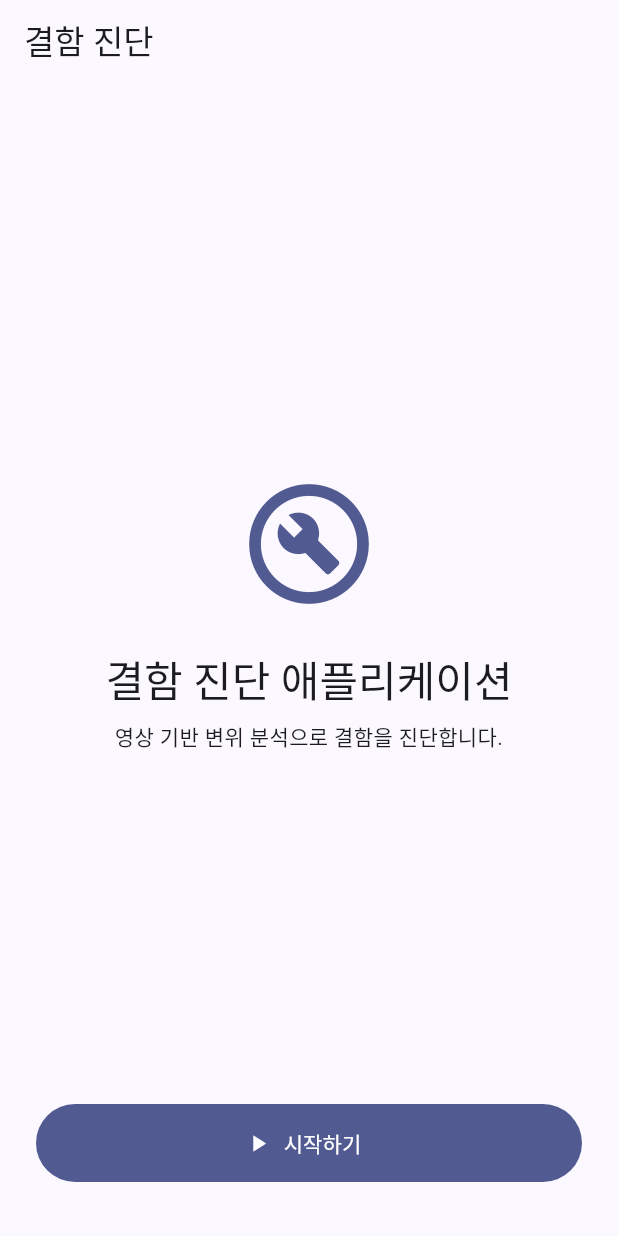
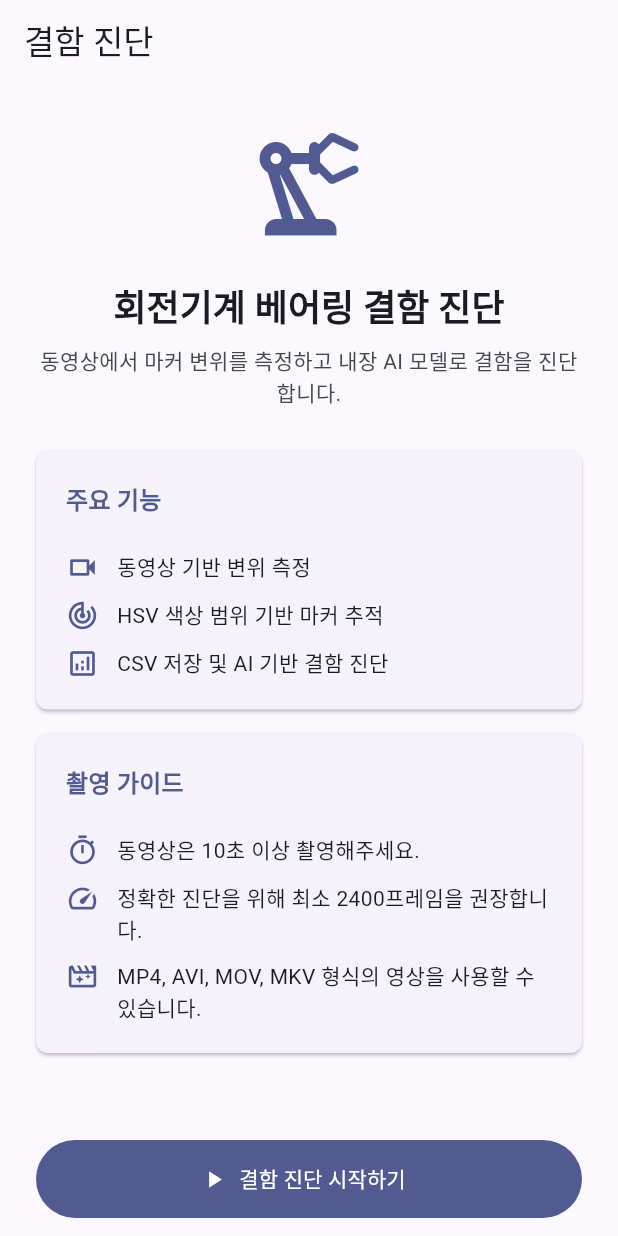
Before and after one commit to lth0422/2026_fault_diagnosis_application, a Flutter app: the screen it shows after launch, on a phone screen of 412 x 824 dp. Run offline on Flutter 3.47's test engine with Material 3 defaults, Android fonts, the phone set to English and light mode, and no system bars; our stand-ins replace file_picker, video_player; missing offline and left inert: video_thumbnail.

Commit message:
Improve Flutter start screen guidance

```diff
--- a/flutter_app/lib/pages/start_page.dart
+++ b/flutter_app/lib/pages/start_page.dart
@@ -15,33 +15,94 @@ class StartPage extends StatelessWidget {
     final theme = Theme.of(context);
     return Scaffold(
       appBar: AppBar(title: const Text('결함 진단')),
-      body: Padding(
-        padding: const EdgeInsets.all(24),
-        child: Column(
-          crossAxisAlignment: CrossAxisAlignment.stretch,
+      body: SafeArea(
+        top: false,
+        child: CustomScrollView(
+          slivers: [
+            SliverPadding(
+              padding: const EdgeInsets.fromLTRB(24, 24, 24, 12),
+              sliver: SliverList.list(
                 children: [
-            const Spacer(),
-            Icon(Icons.build_circle_outlined,
-                size: 96, color: theme.colorScheme.primary),
-            const SizedBox(height: 24),
+                  Icon(
+                    Icons.precision_manufacturing_outlined,
+                    size: 88,
+                    color: theme.colorScheme.primary,
+                  ),
+                  const SizedBox(height: 20),
                   Text(
-              '결함 진단 애플리케이션',
+                    '회전기계 베어링 결함 진단',
                     textAlign: TextAlign.center,
-              style: theme.textTheme.headlineMedium,
+                    style: theme.textTheme.headlineSmall?.copyWith(
+                      fontWeight: FontWeight.w700,
+                    ),
                   ),
                   const SizedBox(height: 8),
                   Text(
-              '영상 기반 변위 분석으로 결함을 진단합니다.',
+                    '동영상에서 마커 변위를 측정하고 내장 AI 모델로 결함을 진단합니다.',
                     textAlign: TextAlign.center,
-              style: theme.textTheme.bodyMedium,
+                    style: theme.textTheme.bodyMedium?.copyWith(
+                      color: theme.colorScheme.onSurfaceVariant,
                     ),
-            const Spacer(),
+                  ),
+                  const SizedBox(height: 28),
+                  const _InfoCard(
+                    title: '주요 기능',
+                    children: [
+                      _GuideItem(
+                        icon: Icons.videocam_outlined,
+                        text: '동영상 기반 변위 측정',
+                      ),
+                      _GuideItem(
+                        icon: Icons.track_changes_outlined,
+                        text: 'HSV 색상 범위 기반 마커 추적',
+                      ),
+                      _GuideItem(
+                        icon: Icons.analytics_outlined,
+                        text: 'CSV 저장 및 AI 기반 결함 진단',
+                      ),
+                    ],
+                  ),
+                  const SizedBox(height: 16),
+                  const _InfoCard(
+                    title: '촬영 가이드',
+                    children: [
+                      _GuideItem(
+                        icon: Icons.timer_outlined,
+                        text: '동영상은 10초 이상 촬영해주세요.',
+                      ),
+                      _GuideItem(
+                        icon: Icons.speed_outlined,
+                        text: '정확한 진단을 위해 최소 2400프레임을 권장합니다.',
+                      ),
+                      _GuideItem(
+                        icon: Icons.movie_filter_outlined,
+                        text: 'MP4, AVI, MOV, MKV 형식의 영상을 사용할 수 있습니다.',
+                      ),
+                    ],
+                  ),
+                ],
+              ),
+            ),
+            SliverFillRemaining(
+              hasScrollBody: false,
+              child: Padding(
+                padding: const EdgeInsets.fromLTRB(24, 12, 24, 0),
+                child: Column(
+                  mainAxisAlignment: MainAxisAlignment.end,
+                  crossAxisAlignment: CrossAxisAlignment.stretch,
+                  children: [
                     PrimaryButton(
-              label: '시작하기',
+                      label: '결함 진단 시작하기',
                       icon: Icons.play_arrow,
                       liftFromSystemNav: true,
-              onPressed: () =>
-                  Navigator.pushNamed(context, VideoSelectPage.routeName),
+                      onPressed: () => Navigator.pushNamed(
+                        context,
+                        VideoSelectPage.routeName,
+                      ),
+                    ),
+                  ],
+                ),
+              ),
             ),
           ],
         ),
@@ -49,3 +110,71 @@ class StartPage extends StatelessWidget {
     );
   }
 }
+
+class _InfoCard extends StatelessWidget {
+  final String title;
+  final List<Widget> children;
+
+  const _InfoCard({
+    required this.title,
+    required this.children,
+  });
+
+  @override
+  Widget build(BuildContext context) {
+    final theme = Theme.of(context);
+    return Card(
+      elevation: 1,
+      margin: EdgeInsets.zero,
+      shape: RoundedRectangleBorder(borderRadius: BorderRadius.circular(8)),
+      child: Padding(
+        padding: const EdgeInsets.all(20),
+        child: Column(
+          crossAxisAlignment: CrossAxisAlignment.start,
+          children: [
+            Text(
+              title,
+              style: theme.textTheme.titleMedium?.copyWith(
+                color: theme.colorScheme.primary,
+                fontWeight: FontWeight.w700,
+              ),
+            ),
+            const SizedBox(height: 12),
+            ...children,
+          ],
+        ),
+      ),
+    );
+  }
+}
+
+class _GuideItem extends StatelessWidget {
+  final IconData icon;
+  final String text;
+
+  const _GuideItem({
+    required this.icon,
+    required this.text,
+  });
+
+  @override
+  Widget build(BuildContext context) {
+    final theme = Theme.of(context);
+    return Padding(
+      padding: const EdgeInsets.only(top: 10),
+      child: Row(
+        crossAxisAlignment: CrossAxisAlignment.start,
+        children: [
+          Icon(icon, size: 22, color: theme.colorScheme.primary),
+          const SizedBox(width: 12),
+          Expanded(
+            child: Text(
+              text,
+              style: theme.textTheme.bodyMedium,
+            ),
+          ),
+        ],
+      ),
+    );
+  }
+}
```
Also changed, not shown: 1 other file. Lines whose indentation alone changed are shown as unchanged.
